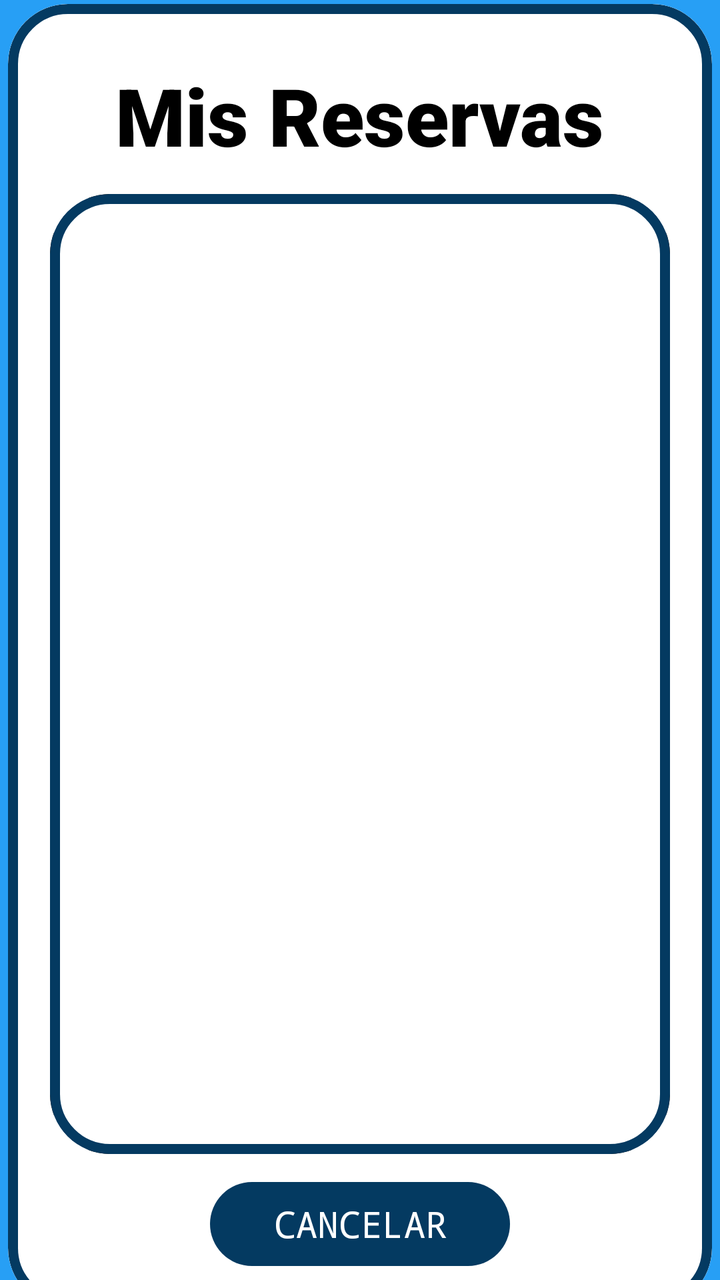
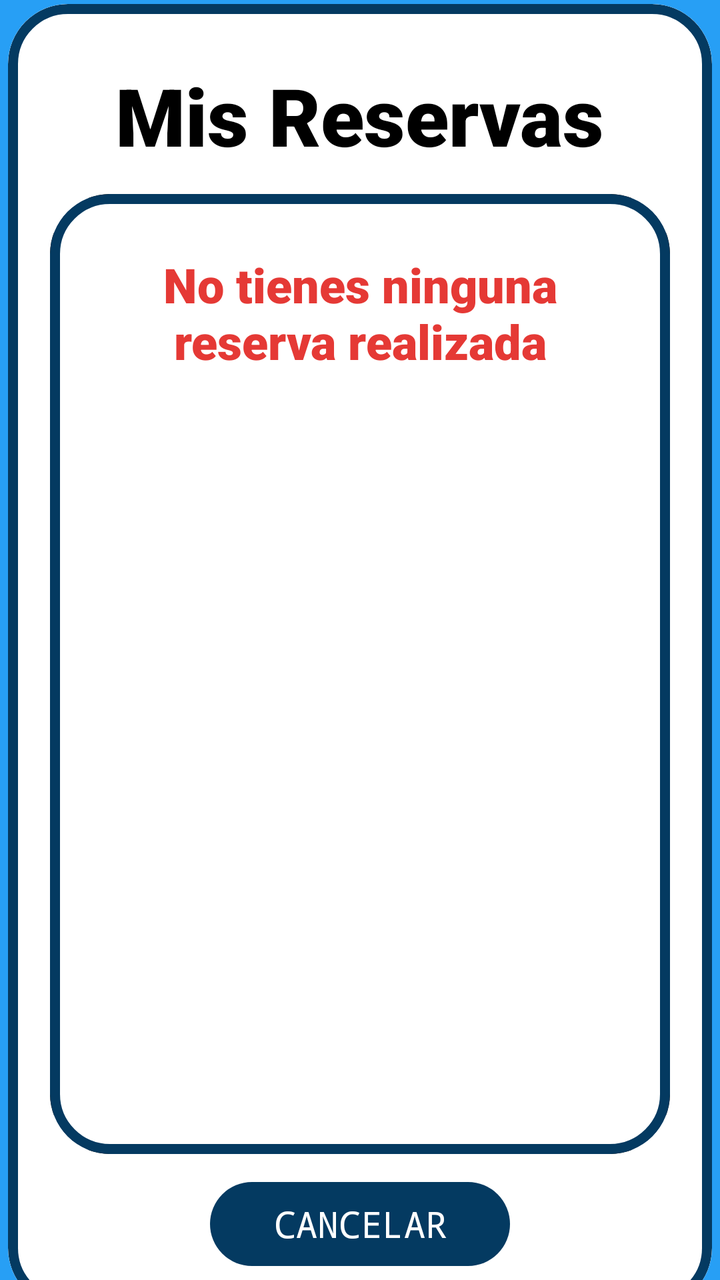

Compare the two renders of this Android layout. The source of the first and the diff that turns it into the second are given below.
<!-- AndroidManifest.xml: application theme Theme.ParkPay -->
<!-- res/layout/activity_lista_reservas.xml -->
<?xml version="1.0" encoding="utf-8"?>
<androidx.constraintlayout.widget.ConstraintLayout xmlns:android="http://schemas.android.com/apk/res/android"
    xmlns:app="http://schemas.android.com/apk/res-auto"
    xmlns:tools="http://schemas.android.com/tools"
    android:id="@+id/main"
    android:layout_width="match_parent"
    android:layout_height="match_parent"
    tools:context=".Lista_Reservas"
    android:background="#279FF5">

    <com.google.android.material.card.MaterialCardView
        style="@style/Widget.Material3.CardView.Outlined"
        android:layout_width="352dp"
        android:layout_height="652dp"
        android:layout_marginTop="15dp"

        app:cardBackgroundColor="@android:color/transparent"
        app:cardCornerRadius="30dp"
        app:layout_constraintBottom_toBottomOf="parent"
        app:layout_constraintEnd_toEndOf="parent"
        app:layout_constraintHorizontal_bias="0.491"
        app:layout_constraintStart_toStartOf="parent"
        app:layout_constraintTop_toTopOf="parent"
        app:layout_constraintVertical_bias="0.493"
        app:strokeColor="#043A61"
        app:strokeWidth="5dp"
        android:background="@color/white">

        <androidx.constraintlayout.widget.ConstraintLayout
            android:layout_width="match_parent"
            android:layout_height="match_parent"
            android:background="@color/white"
            android:padding="16dp">

            <TextView
                android:id="@+id/textView4"
                android:layout_width="wrap_content"
                android:layout_height="wrap_content"
                android:layout_marginTop="13dp"
                android:fontFamily="sans-serif-black"
                android:textColor="@color/black"
                android:text="Mis Reservas"
                android:textSize="40sp"
                app:layout_constraintEnd_toEndOf="parent"
                app:layout_constraintHorizontal_bias="0.502"
                app:layout_constraintStart_toStartOf="parent"
                app:layout_constraintTop_toTopOf="parent" />

            <com.google.android.material.card.MaterialCardView
                android:id="@+id/materialCardView2"
                style="@style/Widget.Material3.CardView.Outlined"
                android:layout_width="310dp"
                android:layout_height="480dp"

                android:layout_marginTop="20dp"
                android:background="@color/white"
                app:cardBackgroundColor="@android:color/transparent"
                app:cardCornerRadius="30dp"
                app:layout_constraintBottom_toBottomOf="parent"
                app:layout_constraintEnd_toEndOf="parent"
                app:layout_constraintHorizontal_bias="0.491"
                app:layout_constraintStart_toStartOf="parent"
                app:layout_constraintTop_toTopOf="parent"
                app:layout_constraintVertical_bias="0.493"
                app:strokeColor="#043A61"
                app:strokeWidth="5dp">

                <androidx.constraintlayout.widget.ConstraintLayout
                    android:layout_width="match_parent"
                    android:layout_height="match_parent"
                    android:padding="16dp"
                    android:background="@drawable/borde_listview">

                    <ListView
                        android:id="@+id/id_listview_reservas"
                        android:layout_width="310dp"
                        android:layout_height="470dp"
                        app:layout_constraintBottom_toBottomOf="parent"
                        app:layout_constraintEnd_toEndOf="parent"
                        app:layout_constraintStart_toStartOf="parent"
                        app:layout_constraintTop_toTopOf="parent"/>

                </androidx.constraintlayout.widget.ConstraintLayout>

            </com.google.android.material.card.MaterialCardView>

            <com.google.android.material.button.MaterialButton
                android:id="@+id/id_bt_listview_cancel"
                android:layout_width="150dp"
                android:layout_height="50dp"
                android:layout_marginTop="10dp"
                android:layout_marginHorizontal="8dp"
                android:fontFamily="monospace"
                android:onClick="volverMenuInicial"
                android:text="@string/bt_canceled"
                android:textAllCaps="true"
                android:textColor="#FFFFFF"
                android:textSize="18sp"
                app:backgroundTint="#043A61"
                app:cornerRadius="29dp"
                app:elevation="5dp"
                app:layout_constraintEnd_toEndOf="parent"
                app:layout_constraintStart_toStartOf="parent"
                app:layout_constraintTop_toBottomOf="@+id/materialCardView2" />


        </androidx.constraintlayout.widget.ConstraintLayout>

    </com.google.android.material.card.MaterialCardView>

</androidx.constraintlayout.widget.ConstraintLayout>
<!-- resources referenced by this layout -->
<resources>
  <color name="black">#FF000000</color>
  <color name="white">#FFFFFFFF</color>
  <!-- drawable borde_listview (drawable) -->
  <?xml version="1.0" encoding="utf-8"?>
  <shape xmlns:android="http://schemas.android.com/apk/res/android">
      
      <solid android:color="#FFFFFF" />
  
      
      <stroke
          android:width="2dp"
          android:color="#000000" />
  
      
      <corners android:radius="8dp" />
  </shape>
  <string name="bt_canceled">Cancelar</string>
  <style name="Theme.ParkPay" parent="Base.Theme.ParkPay" />
  <style name="Base.Theme.ParkPay" parent="Theme.Material3.DayNight.NoActionBar">
          
          
      </style>
</resources>

<!-- the commit's change to res/layout/activity_lista_reservas.xml (unified diff, before → after) -->
@@ -51,7 +51,6 @@
                 style="@style/Widget.Material3.CardView.Outlined"
                 android:layout_width="310dp"
                 android:layout_height="480dp"
-
                 android:layout_marginTop="20dp"
                 android:background="@color/white"
                 app:cardBackgroundColor="@android:color/transparent"
@@ -70,6 +69,21 @@
                     android:layout_height="match_parent"
                     android:padding="16dp"
                     android:background="@drawable/borde_listview">
+
+                    <TextView
+                        android:id="@+id/id_listview_error"
+                        android:layout_width="wrap_content"
+                        android:layout_height="wrap_content"
+                        android:layout_marginTop="13dp"
+                        android:fontFamily="sans-serif-black"
+                        android:text="No tienes ninguna reserva realizada"
+                        android:textAlignment="center"
+                        android:textColor="#E53935"
+                        android:textSize="24dp"
+                        app:layout_constraintEnd_toEndOf="parent"
+                        app:layout_constraintHorizontal_bias="0.502"
+                        app:layout_constraintStart_toStartOf="parent"
+                        app:layout_constraintTop_toTopOf="parent" />
 
                     <ListView
                         android:id="@+id/id_listview_reservas"
